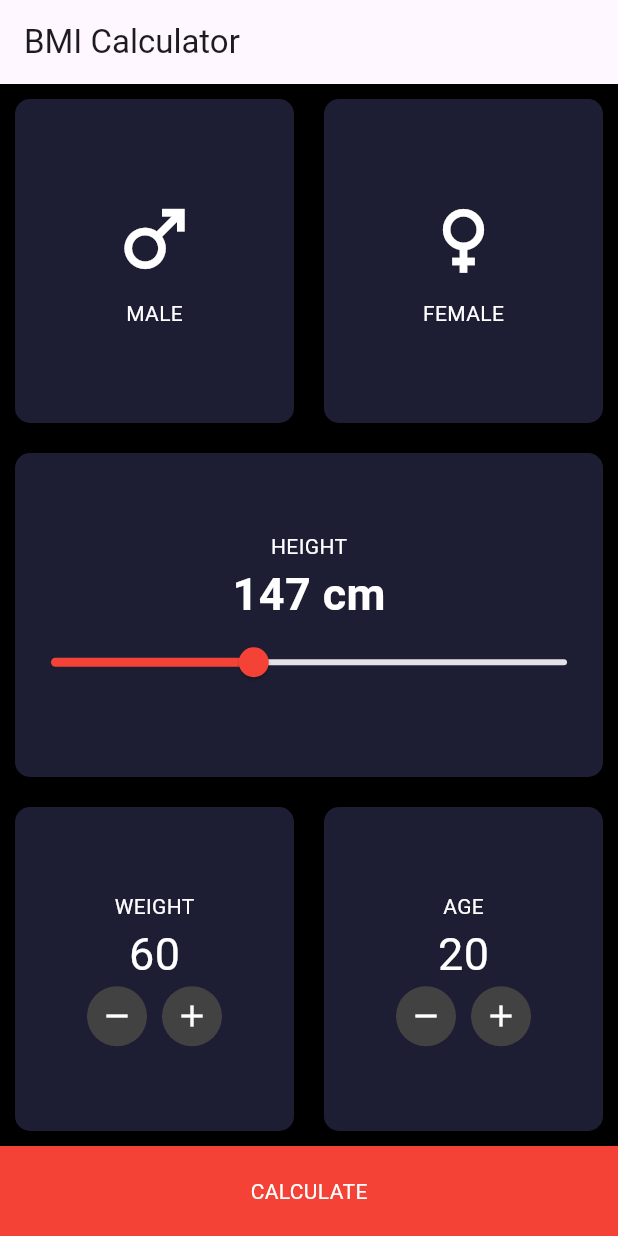
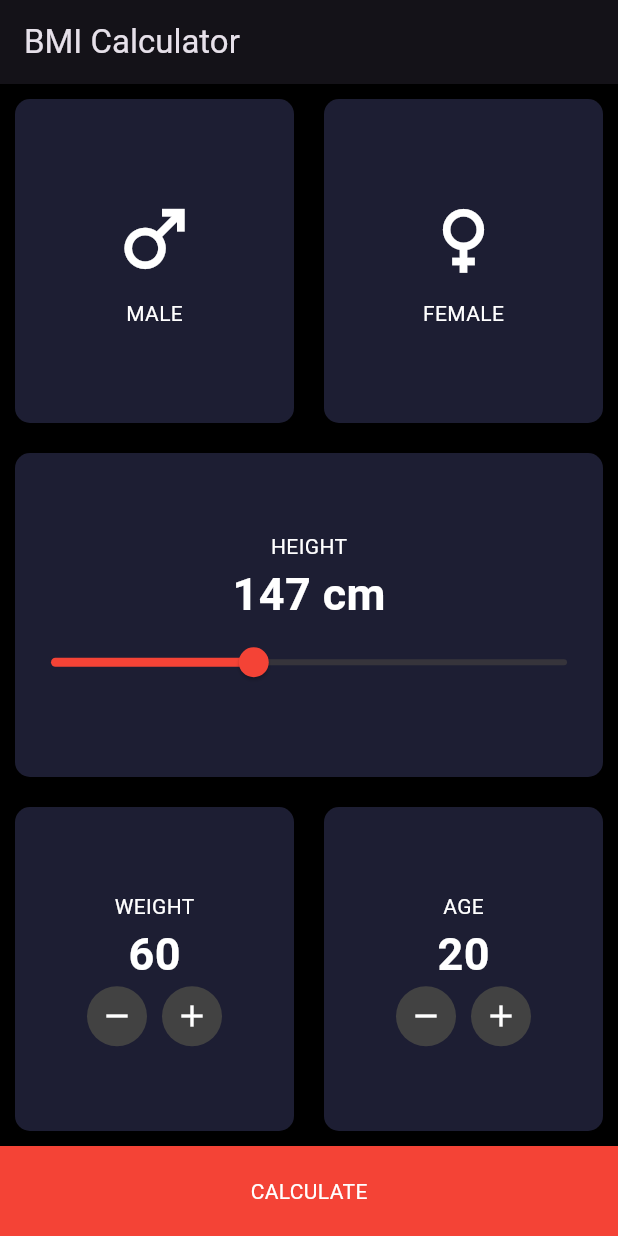
Before and after one commit to Ahmar72/Mobile-app-dev, a Flutter app: the screen it shows after launch, on a phone screen of 412 x 824 dp. Run offline on Flutter 3.47's test engine with Material 3 defaults, Android fonts, the phone set to English and light mode, and no system bars; our stand-ins replace sqflite; accounts and stored records are empty.

Commit message:
code refactoring
i refcator code in this commit

```diff
--- a/ibm_caculatr/lib/main.dart
+++ b/ibm_caculatr/lib/main.dart
@@ -8,79 +8,66 @@
   @override
   Widget build(BuildContext context) {
     return MaterialApp(
-      home: Scaffold(
-        appBar: AppBar(title: Text("BMI Calculator"),),
-        backgroundColor: Colors.black,
-        body: SafeArea(
-          child: Column(
-            children: [
-              Expanded(
-                child: Row(
-                  children: [
-                    GenderCard(icon: Icons.male, label: 'MALE'),
-                    GenderCard(icon: Icons.female, label: 'FEMALE'),
-                  ],
-                ),
+      home: const BMIScreen(),
+      theme: ThemeData.dark().copyWith(
+        scaffoldBackgroundColor: Colors.black,
+        primaryColor: Colors.red,
+      ),
+    );
+  }
+}
+
+class BMIScreen extends StatelessWidget {
+  const BMIScreen({super.key});
+
+  @override
+  Widget build(BuildContext context) {
+    return Scaffold(
+      appBar: AppBar(title: const Text("BMI Calculator")),
+      body: SafeArea(
+        child: Column(
+          children: const [
+            Expanded(
+              child: Row(
+                children: [
+                  GenderCard(icon: Icons.male, label: 'MALE'),
+                  GenderCard(icon: Icons.female, label: 'FEMALE'),
+                ],
               ),
-              Expanded(
-                child: CardSection(
-                  child: Column(
-                    mainAxisAlignment: MainAxisAlignment.center,
-                    children: [
-                      Text("HEIGHT", style: TextStyle(color: Colors.white)),
-                      Text(
-                        "147 cm",
-                        style: TextStyle(
-                          color: Colors.white,
-                          fontSize: 30,
-                          fontWeight: FontWeight.bold,
-                        ),
-                      ),
-                      Slider(
-                        value: 147.0,
-                        min: 100.0,
-                        max: 220.0,
-                        divisions: 120,
-                        label: '147 cm',
-                        onChanged: (val) {},
-                        activeColor: Colors.red,
-                      ),
-                    ],
-                  ),
-                ),
+            ),
+            Expanded(
+              child: HeightCard(),
+            ),
+            Expanded(
+              child: Row(
+                children: [
+                  ValueCard(label: "WEIGHT", value: 60),
+                  ValueCard(label: "AGE", value: 20),
+                ],
               ),
-              Expanded(
-                child: Row(
-                  children: [
-                    ValueCard(label: "WEIGHT", value: 60),
-                    ValueCard(label: "AGE", value: 20),
-                  ],
-                ),
-              ),
-              Container(
-                color: Colors.red,
-                height: 60,
-                width: double.infinity,
-                child: Center(
-                  child: Text(
-                    "CALCULATE",
-                    style: TextStyle(color: Colors.white),
-                  ),
-                ),
-              ),
-            ],
-          ),
+            ),
+            CalculateButton(),
+          ],
         ),
       ),
     );
   }
 }
 
+// Reusable constants
+const cardColor = Color(0xFF1D1E33);
+const labelStyle = TextStyle(color: Colors.white);
+const valueStyle = TextStyle(
+  color: Colors.white,
+  fontSize: 30,
+  fontWeight: FontWeight.bold,
+);
+
 class GenderCard extends StatelessWidget {
   final IconData icon;
   final String label;
 
-  const GenderCard({required this.icon, required this.label});
+  const GenderCard({required this.icon, required this.label, super.key});
 
   @override
   Widget build(BuildContext context) {
@@ -90,10 +77,36 @@
           mainAxisAlignment: MainAxisAlignment.center,
           children: [
             Icon(icon, size: 60, color: Colors.white),
-            SizedBox(height: 10),
-            Text(label, style: TextStyle(color: Colors.white)),
+            const SizedBox(height: 10),
+            Text(label, style: labelStyle),
           ],
         ),
+      ),
+    );
+  }
+}
+
+class HeightCard extends StatelessWidget {
+  const HeightCard({super.key});
+
+  @override
+  Widget build(BuildContext context) {
+    return CardSection(
+      child: Column(
+        mainAxisAlignment: MainAxisAlignment.center,
+        children: [
+          const Text("HEIGHT", style: labelStyle),
+          const Text("147 cm", style: valueStyle),
+          Slider(
+            value: 147.0,
+            min: 100.0,
+            max: 220.0,
+            divisions: 120,
+            label: '147 cm',
+            onChanged: (val) {},
+            activeColor: Colors.red,
+          ),
+        ],
       ),
     );
   }
@@ -103,7 +116,7 @@
   final String label;
   final int value;
 
-  const ValueCard({required this.label, required this.value});
+  const ValueCard({required this.label, required this.value, super.key});
 
   @override
   Widget build(BuildContext context) {
@@ -112,20 +125,14 @@
         child: Column(
           mainAxisAlignment: MainAxisAlignment.center,
           children: [
-            Text(label, style: TextStyle(color: Colors.white)),
-            Text('$value', style: TextStyle(color: Colors.white, fontSize: 30)),
+            Text(label, style: labelStyle),
+            Text('$value', style: valueStyle),
             Row(
               mainAxisAlignment: MainAxisAlignment.center,
-              children: [
-                CircleAvatar(
-                  backgroundColor: Colors.grey[800],
-                  child: Icon(Icons.remove, color: Colors.white),
-                ),
+              children: const [
+                RoundIcon(icon: Icons.remove),
                 SizedBox(width: 10),
-                CircleAvatar(
-                  backgroundColor: Colors.grey[800],
-                  child: Icon(Icons.add, color: Colors.white),
-                ),
+                RoundIcon(icon: Icons.add),
               ],
             ),
           ],
@@ -135,17 +142,50 @@
   }
 }
 
-class CardSection extends StatelessWidget {
-  final Widget child;
+class RoundIcon extends StatelessWidget {
+  final IconData icon;
 
-  const CardSection({required this.child});
+  const RoundIcon({required this.icon, super.key});
+
+  @override
+  Widget build(BuildContext context) {
+    return CircleAvatar(
+      backgroundColor: Colors.grey[800],
+      child: Icon(icon, color: Colors.white),
+    );
+  }
+}
+
+class CalculateButton extends StatelessWidget {
+  const CalculateButton({super.key});
 
   @override
   Widget build(BuildContext context) {
     return Container(
-      margin: EdgeInsets.all(10),
+      color: Colors.red,
+      height: 60,
+      width: double.infinity,
+      child: const Center(
+        child: Text(
+          "CALCULATE",
+          style: TextStyle(color: Colors.white),
+        ),
+      ),
+    );
+  }
+}
+
+class CardSection extends StatelessWidget {
+  final Widget child;
+
+  const CardSection({required this.child, super.key});
+
+  @override
+  Widget build(BuildContext context) {
+    return Container(
+      margin: const EdgeInsets.all(10),
       decoration: BoxDecoration(
-        color: Color(0xFF1D1E33),
+        color: cardColor,
         borderRadius: BorderRadius.circular(10),
       ),
       child: child,
```
